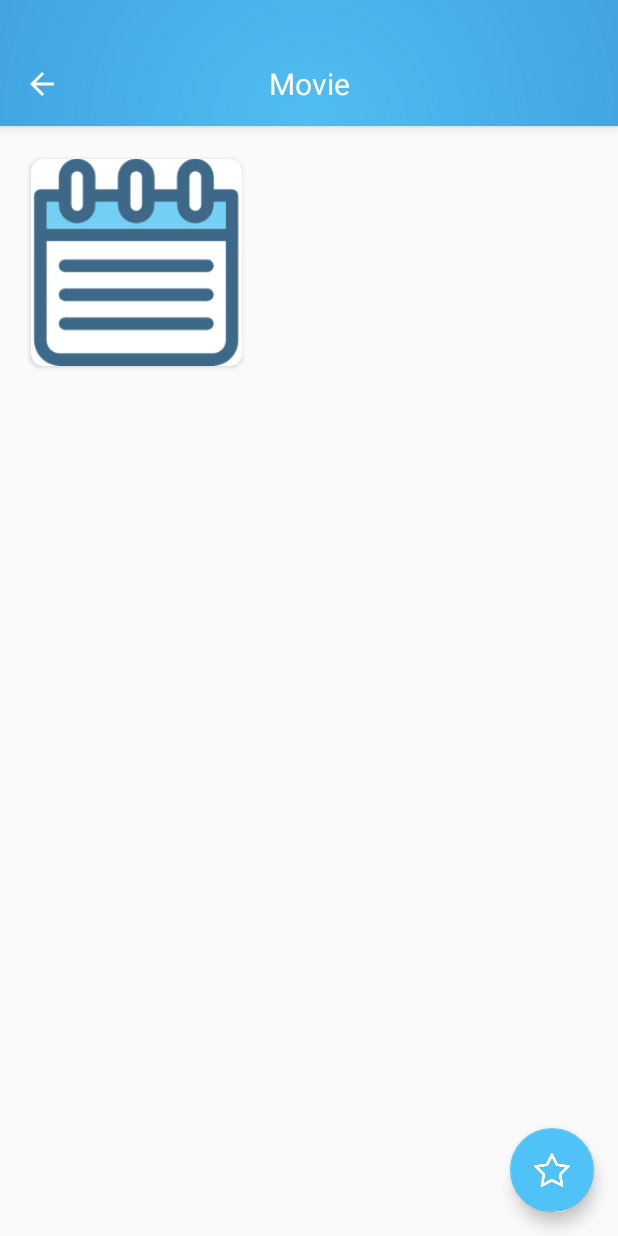
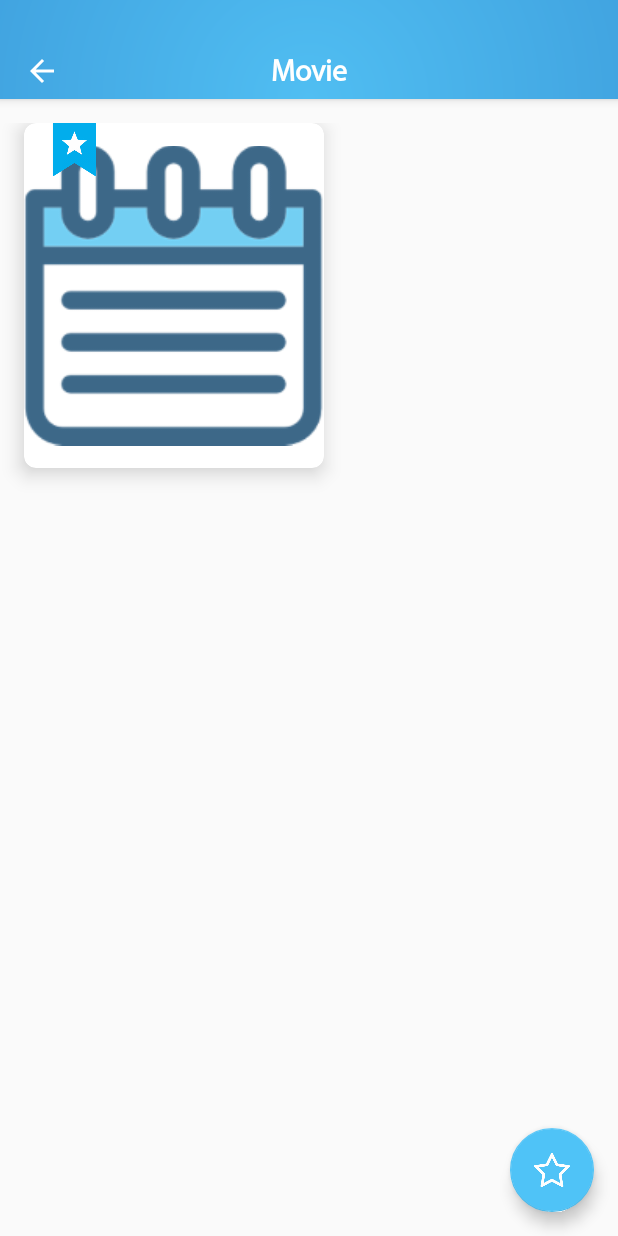
Before and after one commit to iamutkarshtiwari/Kaleidoscope-, an Android app: the MovieDetailActivity screen opened directly, with no data from a screen before it, on a phone screen of 412 x 824 dp. Run offline under Robolectric (Android 15) with nearby library versions, the phone set to English and light mode, and no system bars; our stand-ins replace ButterKnife, Picasso; pictures from the network do not load; 6 statements that could not run were skipped.

Commit message:
Image poster size fixed and fav label added

```diff
--- a/app/src/main/res/layout/activity_movie_detail.xml
+++ b/app/src/main/res/layout/activity_movie_detail.xml
@@ -7,6 +7,12 @@
     android:fitsSystemWindows="false"
     tools:context="com.github.iamutkarshtiwari.kaleidoscope.activity.MovieDetailActivity">
 
+
+    <android.support.v4.widget.NestedScrollView
+        android:layout_width="match_parent"
+        android:layout_height="match_parent">
+
+
         <LinearLayout
             android:layout_width="match_parent"
             android:layout_height="match_parent"
@@ -15,15 +21,14 @@
             <android.support.design.widget.AppBarLayout
                 android:id="@+id/app_bar_layout"
                 android:layout_width="match_parent"
-            android:layout_height="wrap_content"
+                android:layout_height="@dimen/detail_action_bar"
                 android:background="@drawable/toolbar_bg"
                 android:theme="@style/AppTheme.AppBarOverlay">
-
 
                 <LinearLayout
                     android:id="@+id/kaleidoscope_bar"
                     android:layout_width="match_parent"
-                android:layout_height="?attr/actionBarSize"
+                    android:layout_height="match_parent"
                     android:layout_marginTop="@dimen/status_bar_height"
                     android:clickable="false"
                     android:orientation="horizontal"
@@ -34,7 +39,6 @@
                         android:id="@+id/toolbar"
                         android:layout_width="0dp"
                         android:layout_height="match_parent"
-                    android:layout_toRightOf="@id/search_bar_layout"
                         android:layout_weight="1"
                         app:popupTheme="@style/AppTheme.PopupOverlay">
 
@@ -42,10 +46,12 @@
                             android:id="@+id/toolbar_title"
                             android:layout_width="wrap_content"
                             android:layout_height="wrap_content"
+                            android:gravity="center_vertical"
                             android:layout_gravity="center"
                             android:textColor="@color/colorWhite"
                             android:textSize="20sp"
-
+                            android:textStyle="bold"
+                            app:fontName="MyriadPro"
                             tools:text="Hello" />
 
                     </android.support.v7.widget.Toolbar>
@@ -61,14 +67,14 @@
 
                 <android.support.v7.widget.CardView
                     android:id="@+id/movie_poster"
-                android:layout_width="150dp"
-                android:layout_height="150dp"
+                    android:layout_width="200dp"
+                    android:layout_height="230dp"
                     android:layout_marginLeft="16dp"
+                    app:cardCornerRadius="8dp"
                     android:elevation="8dp"
-                app:cardCornerRadius="8dp"
-                app:cardUseCompatPadding="true">
+                    app:cardElevation="8dp">
 
-                <LinearLayout
+                    <RelativeLayout
                         android:layout_width="match_parent"
                         android:layout_height="match_parent">
 
@@ -78,7 +84,16 @@
                             android:layout_height="match_parent"
                             android:src="@drawable/ic_calendar" />
 
-                </LinearLayout>
+                        <ImageView
+                            android:id="@+id/favourite"
+                            android:layout_width="35dp"
+                            android:layout_height="35dp"
+                            android:layout_marginLeft="16dp"
+                            android:elevation="4dp"
+                            android:scaleType="fitXY"
+                            android:src="@drawable/ic_favourite" />
+
+                    </RelativeLayout>
 
 
                 </android.support.v7.widget.CardView>
@@ -116,7 +131,7 @@
                     android:textColor="@color/black"
                     tools:text="7.5" />
 
-            <ScrollView
+                <android.support.v4.widget.NestedScrollView
                     android:layout_width="match_parent"
                     android:layout_height="match_parent"
                     android:layout_below="@id/movie_poster">
@@ -131,12 +146,15 @@
                         android:textColor="@color/black"
                         tools:text="Dummy overview of the movie" />
 
-            </ScrollView>
-            >
+                </android.support.v4.widget.NestedScrollView>
 
             </RelativeLayout>
 
         </LinearLayout>
+
+    </android.support.v4.widget.NestedScrollView>
+
+
 
     <android.support.design.widget.FloatingActionButton
         android:id="@+id/favourite_fab"
--- a/app/src/main/res/values/dimens.xml
+++ b/app/src/main/res/values/dimens.xml
@@ -5,5 +5,6 @@
     <dimen name="movie_rating_text_size">14sp</dimen>
     <dimen name="search_bar_height">38dp</dimen>
     <dimen name="status_bar_height">28dp</dimen>
+    <dimen name="detail_action_bar">66dp</dimen>
     <dimen name="tab_bar_padding">16dp</dimen>
 </resources>
```
Lines whose indentation alone changed are shown as unchanged.
